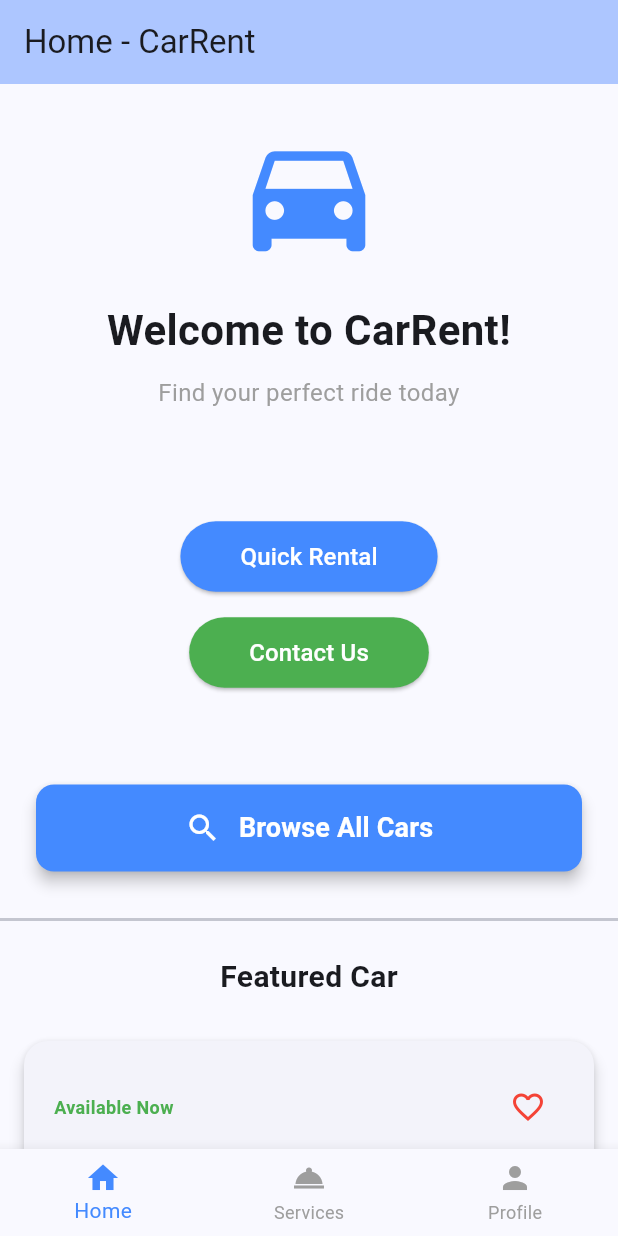
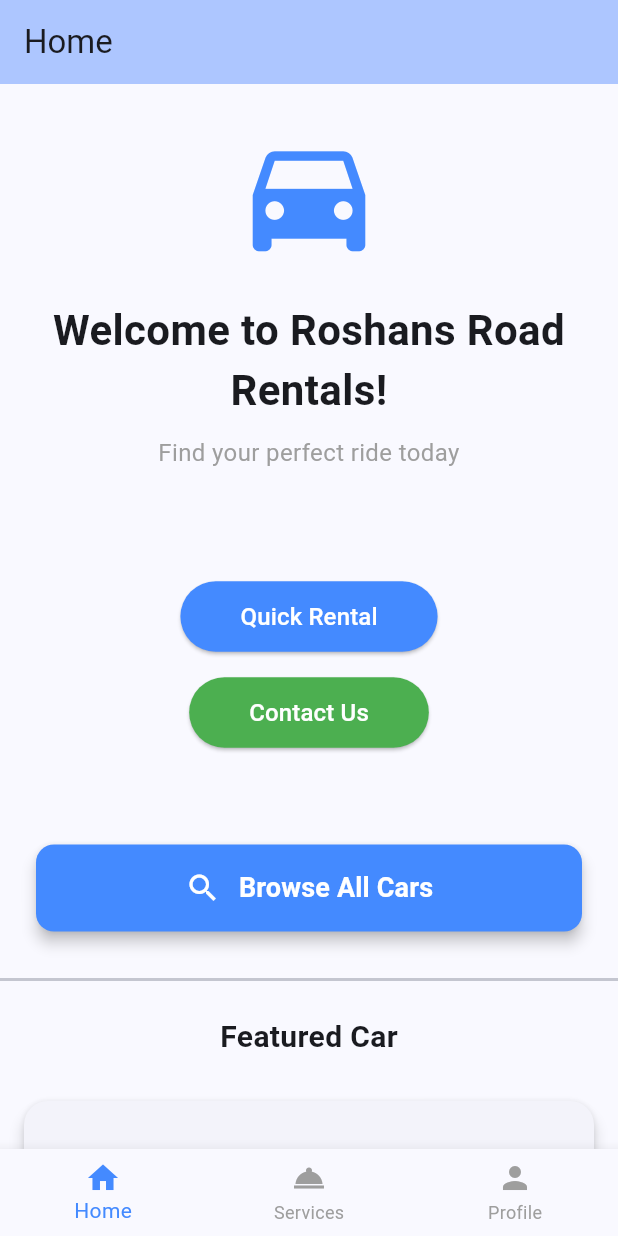
Before and after one commit to jrmurbano/urbano_activity1-2, a Flutter app: the screen it shows after launch, on a phone screen of 412 x 824 dp. Run offline on Flutter 3.47's test engine with Material 3 defaults, Android fonts, the phone set to English and light mode, and no system bars.

Commit message:
minor UI changes

```diff
--- a/lib/main.dart
+++ b/lib/main.dart
@@ -61,7 +61,7 @@ class _CarRentalWelcomeState extends State<CarRentalWelcome> {
               Icon(Icons.directions_car, size: 100, color: Colors.blueAccent),
               const SizedBox(height: 30),
               const Text(
-                'Welcome to CarRent!',
+                'Welcome to Roshans Road Rentals!',
                 style: TextStyle(fontSize: 32, fontWeight: FontWeight.bold),
               ),
               const SizedBox(height: 20),
--- a/lib/views/home_page.dart
+++ b/lib/views/home_page.dart
@@ -12,7 +12,7 @@ class HomePage extends StatelessWidget {
   Widget build(BuildContext context) {
     return Scaffold(
       appBar: AppBar(
-        title: const Text('Home - CarRent'),
+        title: const Text('Home'),
         backgroundColor: Theme.of(context).colorScheme.inversePrimary,
       ),
       body: SingleChildScrollView(
@@ -30,7 +30,7 @@ class HomePage extends StatelessWidget {
                   ),
                   const SizedBox(height: 20),
                   const Text(
-                    'Welcome to CarRent!',
+                    'Welcome to Roshans Road Rentals!',
                     style: TextStyle(fontSize: 28, fontWeight: FontWeight.bold),
                     textAlign: TextAlign.center,
                   ),
--- a/lib/views/profile_page.dart
+++ b/lib/views/profile_page.dart
@@ -15,7 +15,7 @@ class ProfilePage extends StatelessWidget {
   Widget build(BuildContext context) {
     return Scaffold(
       appBar: AppBar(
-        title: const Text('Profile - CarRent'),
+        title: const Text('Profile'),
         backgroundColor: Theme.of(context).colorScheme.inversePrimary,
       ),
       body: SingleChildScrollView(
--- a/lib/views/services_page.dart
+++ b/lib/views/services_page.dart
@@ -12,7 +12,7 @@ class ServicesPage extends StatelessWidget {
   Widget build(BuildContext context) {
     return Scaffold(
       appBar: AppBar(
-        title: const Text('Services - CarRent'),
+        title: const Text('Services'),
         backgroundColor: Theme.of(context).colorScheme.inversePrimary,
       ),
       body: SingleChildScrollView(
@@ -151,7 +151,7 @@ class ServicesPage extends StatelessWidget {
       },
       {
         'icon': Icons.airport_shuttle,
-        'name': 'Toyota Highlander',
+        'name': 'Toyota Fortuner',
         'model': '2024 SUV',
         'desc': 'Spacious 7-seater family SUV',
         'rating': 4.6,
```
